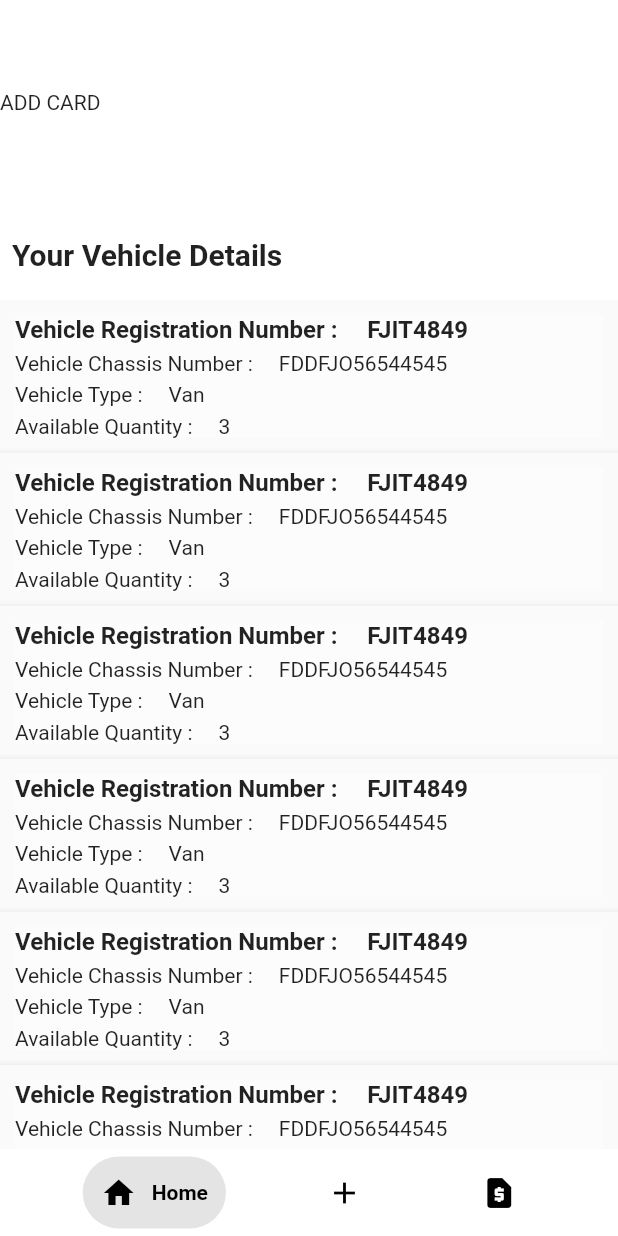
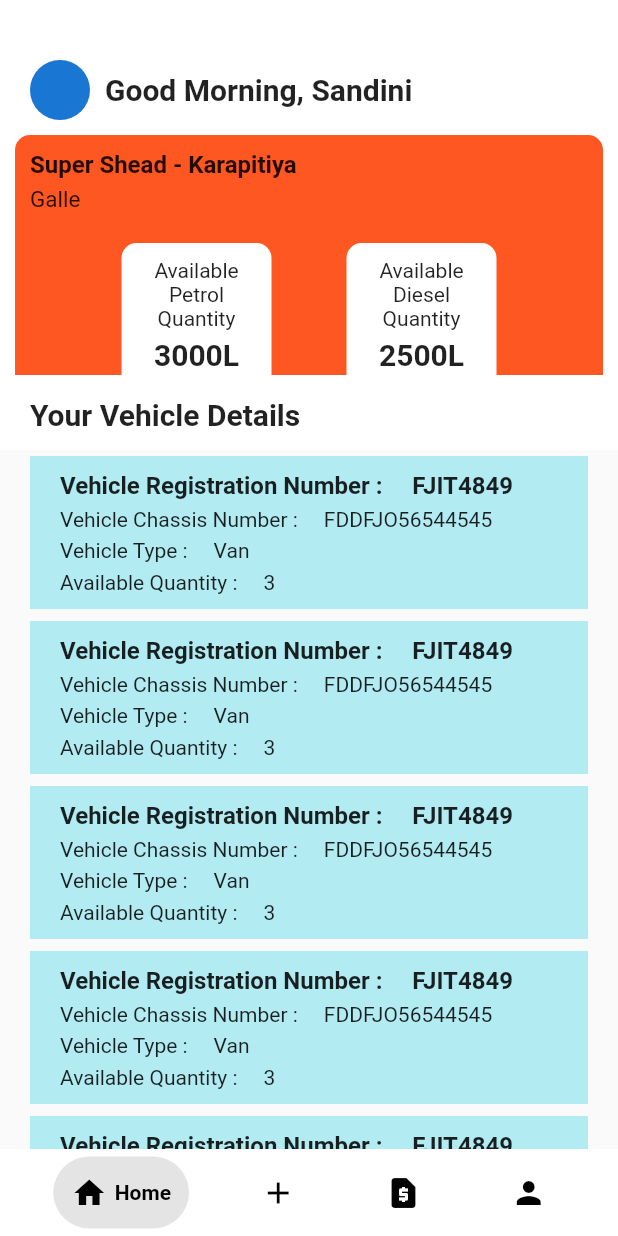
Before and after one commit to Kanishka-Git97/Power-Fuel-Client-App, a Flutter app: the HomeScreen screen opened directly, on a phone screen of 412 x 824 dp. Run offline on Flutter 3.47's test engine with Material 2 defaults, Android fonts, the phone set to English and light mode, and no system bars; drawn by our look-alikes of google_nav_bar; our stand-ins replace snippet_coder_utils.

Commit message:
Updated ui screens

```diff
--- a/lib/constants/constants.dart
+++ b/lib/constants/constants.dart
@@ -2,15 +2,23 @@ import 'package:flutter/material.dart';
 
 //Colors
 const Color primaryColor = Colors.deepOrange;
-final Color secondaryColor = Colors.redAccent.shade100;
+final Color secondaryColor = Colors.redAccent;
 const Color textColor = Colors.white;
 final Color secondaryTextColor = Colors.grey.shade800;
 
 const TextStyle mainHeading =
     TextStyle(fontSize: 20, fontWeight: FontWeight.bold);
+const TextStyle mainHeadingLight =
+    TextStyle(fontSize: 20, fontWeight: FontWeight.bold, color: Colors.white);
 const TextStyle subHeading =
     TextStyle(fontSize: 16, fontWeight: FontWeight.w700);
+    const TextStyle subHeadingLight =
+    TextStyle(fontSize: 16, fontWeight: FontWeight.w700, color: Colors.white);
 const TextStyle normalText =
     TextStyle(fontSize: 14, fontWeight: FontWeight.normal);
+    const TextStyle normalTextLight =
+    TextStyle(fontSize: 14, fontWeight: FontWeight.normal, color: Colors.white);
 const TextStyle formTitle =
     TextStyle(fontSize: 15, fontWeight: FontWeight.w400);
+const TextStyle formTitleLight =
+    TextStyle(fontSize: 15, fontWeight: FontWeight.w400, color: Colors.white);
--- a/lib/presentation/molecules/custom_bottom_navigation.dart
+++ b/lib/presentation/molecules/custom_bottom_navigation.dart
@@ -1,5 +1,6 @@
 import 'package:flutter/material.dart';
 import 'package:google_nav_bar/google_nav_bar.dart';
+import 'package:power_fuel_client_app/presentation/screens/profile_details_screen.dart';
 
 import '../../../presentation/screens/fuel/request_fuel_screen.dart';
 
@@ -37,7 +38,7 @@ class _CustomBottomNavigationBarState extends State<CustomBottomNavigationBar> {
           color: Colors.white,
           activeColor: Colors.black,
           tabBackgroundColor: Color.fromARGB(255, 228, 228, 228),
-          gap: 10,
+          gap: 5,
           padding: const EdgeInsets.symmetric(vertical: 12, horizontal: 12),
 
           tabs: [
@@ -48,7 +49,7 @@ class _CustomBottomNavigationBarState extends State<CustomBottomNavigationBar> {
               onPressed: () {
                 Navigator.push(
                   context,
-                  MaterialPageRoute(builder: (context) => const HomeScreen()),
+                  MaterialPageRoute(builder: (context) => HomeScreen()),
                 );
               },
             ),
@@ -78,6 +79,19 @@ class _CustomBottomNavigationBarState extends State<CustomBottomNavigationBar> {
                 );
               },
             ),
+            GButton(
+              icon: Icons.person,
+              iconColor: Colors.black,
+              text: "Profile",
+              onPressed: () {
+                Navigator.push(
+                  context,
+                  MaterialPageRoute(
+                    builder: (context) => const ProfileDetailsScreen(),
+                  ),
+                );
+              },
+            ),
           ]),
     );
   }
--- /dev/null
+++ b/lib/presentation/molecules/fuel_station_details.dart
@@ -0,0 +1,79 @@
+import 'package:flutter/material.dart';
+import 'package:power_fuel_client_app/constants/constants.dart';
+
+class FuelStationDetails extends StatelessWidget {
+  const FuelStationDetails({Key? key}) : super(key: key);
+
+  @override
+  Widget build(BuildContext context) {
+    return Container(
+      width: double.maxFinite,
+      padding: const EdgeInsets.all(10),
+      margin: const EdgeInsets.all(10),
+      decoration: BoxDecoration(
+          borderRadius: BorderRadius.circular(10),
+          color: primaryColor),
+      child: Column(
+        crossAxisAlignment: CrossAxisAlignment.start,
+        children: [
+          const Text(
+            "Super Shead - Karapitiya",
+            style: subHeading,
+          ),
+          const SizedBox(
+            height: 5,
+          ),
+          const Text(
+            "Galle",
+            style: formTitle,
+          ),
+          const SizedBox(
+            height: 20,
+          ),
+          Row(
+            mainAxisAlignment: MainAxisAlignment.center,
+            children: [
+              Container(
+                padding: const EdgeInsets.all(10),
+                width: 100,
+                height: 100,
+                decoration: const BoxDecoration(
+                  color: Colors.white,
+                  borderRadius: BorderRadius.all(
+                    Radius.circular(10),
+                  ),
+                ),
+                child: Column(
+                  children: const [
+                    Text("Available Petrol Quantity", style: normalText, textAlign: TextAlign.center,),
+                    SizedBox(height: 5,),
+                    Text("3000L", style: mainHeading,)
+                  ],
+                ),
+              ),
+              const SizedBox(width: 50,),
+              Container(
+                padding:const  EdgeInsets.all(10),
+                width: 100,
+                height: 100,
+                decoration: const BoxDecoration(
+                  color: Colors.white,
+                  borderRadius: BorderRadius.all(
+                    Radius.circular(10),
+                  ),
+                ),
+                child: Column(
+                  children: const[
+                    Text("Available Diesel Quantity", style: normalText, textAlign: TextAlign.center,),
+                    SizedBox(height: 5,),
+                    Text("2500L", style: mainHeading,)
+                  ],
+                ),
+              ),
+            ],
+          )
+        ],
+      ),
+    );
+  }
+}
--- a/lib/presentation/molecules/vehicle_details_card.dart
+++ b/lib/presentation/molecules/vehicle_details_card.dart
@@ -21,11 +21,11 @@ class VehicleDetailsCard extends StatelessWidget {
   @override
   Widget build(BuildContext context) {
     return Material(
-            // borderRadius: BorderRadius.circular(10),
-            elevation: 5,
             child: Container(
-              color: Colors.white30,
-              margin: const EdgeInsets.symmetric(vertical: 10, horizontal: 10),
+              margin: const EdgeInsets.symmetric(vertical: 4, horizontal: 20),
+              child: Container(
+                color: Colors.cyan.shade100,
+              padding: const EdgeInsets.symmetric(vertical: 10, horizontal: 20),
                 child: Column(
                   children: [
                     Row(
@@ -92,6 +92,7 @@ class VehicleDetailsCard extends StatelessWidget {
                   ],
                 ),
               ),
+            ),
           );
   }
   }
--- a/lib/presentation/screens/Vehicle/add_vehicle_screen.dart
+++ b/lib/presentation/screens/Vehicle/add_vehicle_screen.dart
@@ -7,7 +7,6 @@ import 'package:power_fuel_client_app/presentation/screens/home_screen.dart';
 import 'package:snippet_coder_utils/FormHelper.dart';
 
 import '../../atoms/primary_button.dart';
-import 'view_vehicles_screen.dart';
 
 class AddVehicleScreen extends StatefulWidget {
   const AddVehicleScreen({Key? key}) : super(key: key);
@@ -101,7 +100,7 @@ class _AddVehicleState extends State<AddVehicleScreen> {
                           Navigator.push(
                               context,
                               MaterialPageRoute(
-                                  builder: (context) => const HomeScreen()));
+                                  builder: (context) =>  HomeScreen()));
                         },
                         text: "Submit",
                         buttonColor:primaryColor,
--- a/lib/presentation/screens/home_screen.dart
+++ b/lib/presentation/screens/home_screen.dart
@@ -1,7 +1,7 @@
 import 'package:flutter/material.dart';
-import 'package:power_fuel_client_app/constants/constants.dart';
-import 'package:power_fuel_client_app/presentation/molecules/vehicle_details_card.dart';
-
+import 'package:power_fuel_client_app/presentation/molecules/fuel_station_details.dart';
+import '../../constants/constants.dart';
+import '../molecules/vehicle_details_card.dart';
 import '../molecules/custom_bottom_navigation.dart';
 
 class HomeScreen extends StatefulWidget {
@@ -12,24 +12,58 @@ class HomeScreen extends StatefulWidget {
 }
 
 class _HomeScreenState extends State<HomeScreen> {
+  var timeNow = DateTime.now().hour;
+  String greetingMessage() {
+    if (timeNow <= 12) {
+      return 'Good Morning, ';
+    } else if ((timeNow > 12) && (timeNow <= 16)) {
+      return 'Good Afternoon, ';
+    } else {
+      return 'Good Evening, ';
+    }
+  }
+
   @override
   Widget build(BuildContext context) {
     return Scaffold(
       body: CustomScrollView(
         slivers: [
           SliverAppBar(
+            automaticallyImplyLeading: false,
             backgroundColor: Colors.white,
             pinned: true,
             elevation: 5,
-            title: const Text(
-              "Your Vehicles",
-              style: mainHeading,
-            ),
-            expandedHeight: 200,
+            expandedHeight: 300,
             flexibleSpace: FlexibleSpaceBar(
               background: Container(
-                margin: const EdgeInsets.only(top: 60),
-                child: Text("ADD CARD"),
+                color: Colors.white,
+                // margin: const EdgeInsets.only(),
+                child: Column(
+                  crossAxisAlignment: CrossAxisAlignment.start,
+                  children: [
+                    Row(
+                      children: [
+                        Padding(
+                          padding: const EdgeInsets.only(left: 20, top: 40),
+                          child: CircleAvatar(),
+                        ),
+                        Padding(
+                          padding: const EdgeInsets.only(left: 10, top: 40),
+                          child: Text(greetingMessage(),
+                              textAlign: TextAlign.start, style: mainHeading),
+                        ),
+                        const Padding(
+                          padding: EdgeInsets.only( top: 40),
+                          child: Text(
+                            "Sandini",
+                            style: mainHeading,
+                          ),
+                        ),
+                      ],
+                    ),
+                    FuelStationDetails()
+                  ],
+                ),
               ),
             ),
             bottom: PreferredSize(
@@ -38,13 +72,13 @@ class _HomeScreenState extends State<HomeScreen> {
                 height: 50,
                 width: double.infinity,
                 decoration: const BoxDecoration(
-                  color: Colors.white30,
+                  color: Colors.white,
                   borderRadius: BorderRadius.only(
-                      topLeft: Radius.circular(0),
-                      topRight: Radius.circular(20)),
+                      topLeft: Radius.circular(10),
+                      topRight: Radius.circular(10)),
                 ),
                 child: const Padding(
-                  padding: EdgeInsets.all(8.0),
+                  padding: EdgeInsets.only(left: 20, top: 15),
                   child: Text(
                     "Your Vehicle Details",
                     style: mainHeading,
@@ -68,36 +102,6 @@ class _HomeScreenState extends State<HomeScreen> {
           ),
         ],
       ),
-
-      // const SizedBox(height: 10,),
-      //  const SizedBox(
-      //   height: 10,
-      // ),
-      // Row(
-      //   children: [
-      //     PrimaryButton(
-      //         onTap: () {
-      //           Navigator.push(
-      //             context,
-      //             MaterialPageRoute(builder: (context) => const AddVehicleScreen()),
-      //           );
-      //         },
-      //         text: "Add vehicle",
-      //         buttonColor: primaryColor,
-      //         textColor: textColor),
-      //   ],
-      // ),
-      // const SizedBox(
-      //   height: 10,
-      // ),
-      // Row(
-      //   children: [
-      //     PrimaryButton(
-      //         onTap: () {},
-      //         text: "Add Fuel Request",
-      //         buttonColor: primaryColor,
-      //         textColor: textColor),
-
       bottomNavigationBar: const CustomBottomNavigationBar(index: 0),
     );
   }
--- /dev/null
+++ b/lib/presentation/screens/profile_details_screen.dart
@@ -0,0 +1,13 @@
+import 'package:flutter/material.dart';
+import 'package:power_fuel_client_app/presentation/molecules/custom_bottom_navigation.dart';
+
+class ProfileDetailsScreen extends StatelessWidget {
+  const ProfileDetailsScreen({Key? key}) : super(key: key);
+
+  @override
+  Widget build(BuildContext context) {
+    return Scaffold(
+      bottomNavigationBar: CustomBottomNavigationBar(index: 3),
+    );
+  }
+}
```
Lines whose indentation alone changed are shown as unchanged.
